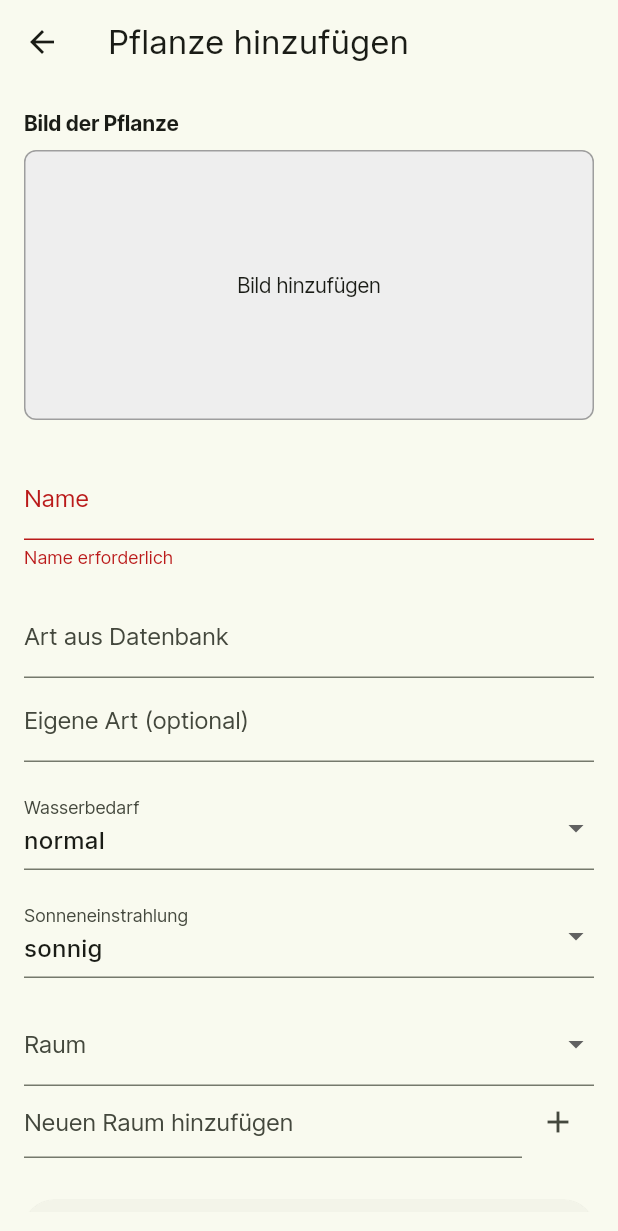
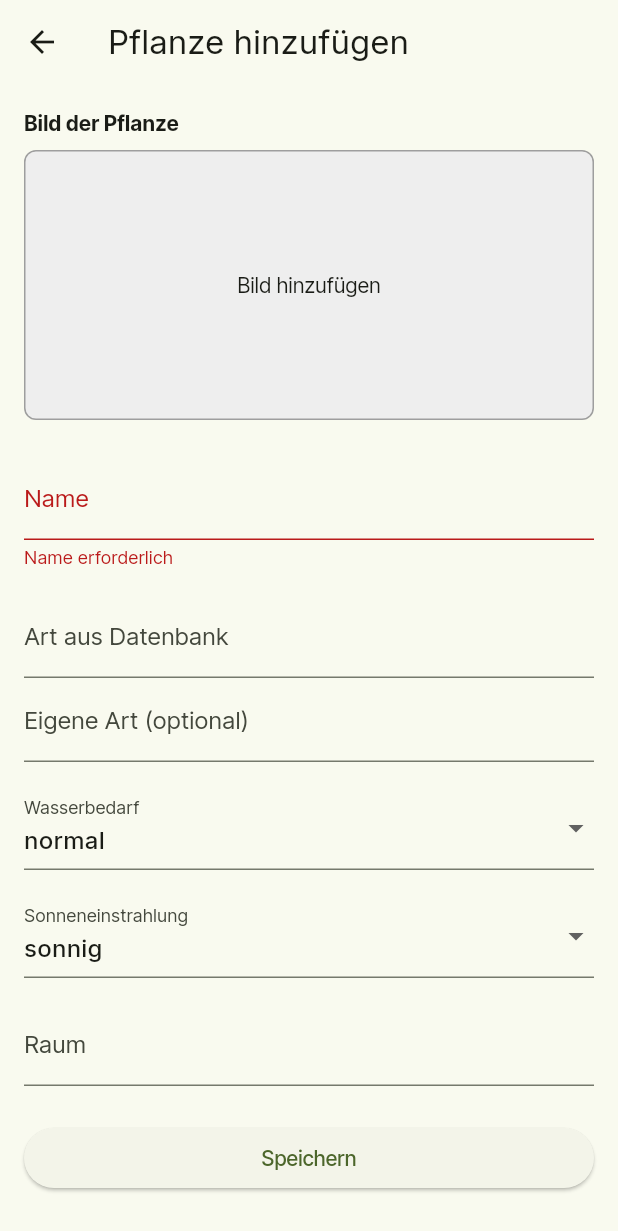
Before and after one commit to BotaniCare/botanicare-mobile, a Flutter app: the AddPlantScreen screen opened directly, after a tap on "Speichern", on a phone screen of 412 x 824 dp. Shown: the top 1231 px of the screen. Run offline on Flutter 3.47's test engine with Material 3 defaults, Android fonts, the light colour scheme and no system bars; our stand-ins replace google_fonts, image_picker.

Commit message:
#11 add form validation and autocomplection for rooms

```diff
--- a/lib/features/home/view/add_plant_form.dart
+++ b/lib/features/home/view/add_plant_form.dart
@@ -159,30 +159,73 @@ class _AddPlantScreenState extends State<AddPlantScreen> {
 
               const SizedBox(height: 16),
 
-              DropdownButtonFormField<String>(
-                value: vm.room,
-                decoration: const InputDecoration(labelText: 'Raum'),
-                items: vm.rooms
-                    .map((room) => DropdownMenuItem(value: room, child: Text(room)))
-                    .toList(),
-                onChanged: (val) => setState(() => vm.room = val),
-              ),
-              Row(
-                children: [
-                  Expanded(
-                    child: TextField(
-                      controller: _newRoomController,
-                      decoration: const InputDecoration(hintText: 'Neuen Raum hinzufügen'),
+              Autocomplete<String>(
+                optionsBuilder: (TextEditingValue textEditingValue) {
+                  if (textEditingValue.text.isEmpty) {
+                    return const Iterable<String>.empty();
+                  }
+                  return vm.rooms.where((String option) {
+                    return option.toLowerCase().contains(textEditingValue.text.toLowerCase());
+                  });
+                },
+                onSelected: (String selection) {
+                  setState(() {
+                    vm.room = selection;
+                  });
+                },
+                fieldViewBuilder: (context, controller, focusNode, onEditingComplete) {
+                  return TextFormField(
+                    controller: controller,
+                    focusNode: focusNode,
+                    decoration: const InputDecoration(
+                      labelText: 'Raum',
+                      hintText: 'Raum wählen oder neuen eingeben',
                     ),
-                  ),
-                  IconButton(
-                    icon: const Icon(Icons.add),
-                    onPressed: () {
-                      vm.addRoom(_newRoomController.text);
-                      _newRoomController.clear();
+                    onEditingComplete: () {
+                      final enteredRoom = controller.text.trim();
+                      if (enteredRoom.isNotEmpty) {
+                        bool isNewRoom = false;
+                        if (!vm.rooms.contains(enteredRoom)) {
+                          vm.addRoom(enteredRoom);
+                          isNewRoom = true;
+                        } else {
+                          vm.room = enteredRoom;
+                        }
+                        setState(() {});
+
+                        if (isNewRoom) {
+                          ScaffoldMessenger.of(context).showSnackBar(
+                            SnackBar(
+                              content: Text('Neuer Raum "$enteredRoom" hinzugefügt!'),
+                              duration: const Duration(seconds: 3),
+                              behavior: SnackBarBehavior.floating,
+                              action: SnackBarAction(
+                                label: 'Rückgängig',
+                                onPressed: () {
+                                  vm.removeRoom(enteredRoom);
+                                  setState(() {
+                                    vm.room = null;
+                                  });
+                                },
+                              ),
+                            ),
+                          );
+                        }
+                      } else {
+                        // Falls der User das Feld leer abschließt:
+                        ScaffoldMessenger.of(context).showSnackBar(
+                          SnackBar(
+                            content: const Text('Bitte gib einen Raumnamen ein.'),
+                            duration: const Duration(seconds: 2),
+                            behavior: SnackBarBehavior.floating,
+                            backgroundColor: Theme.of(context).colorScheme.error,
+                          ),
+                        );
+                      }
+                      onEditingComplete();
                     },
-                  ),
-                ],
+                  );
+                },
               ),
               const SizedBox(height: 24),
 
@@ -190,9 +233,44 @@ class _AddPlantScreenState extends State<AddPlantScreen> {
                 onPressed: () {
                   if (_formKey.currentState!.validate()) {
                     _formKey.currentState!.save();
+
+                    // Weitere Validierungen außerhalb der Form Felder:
+                    bool hasError = false;
+                    String errorMessage = '';
+
+                    if (vm.plantImage == null) {
+                      hasError = true;
+                      errorMessage = 'Bitte füge ein Bild hinzu.';
+                    } else if ((vm.type == null || vm.type!.isEmpty)) {
+                      hasError = true;
+                      errorMessage = 'Bitte gib eine Pflanzenart ein oder wähle eine.';
+                    } else if (vm.waterNeed == null || vm.waterNeed!.isEmpty) {
+                      hasError = true;
+                      errorMessage = 'Bitte wähle den Wasserbedarf aus.';
+                    } else if (vm.sunlight == null || vm.sunlight!.isEmpty) {
+                      hasError = true;
+                      errorMessage = 'Bitte wähle die Sonneneinstrahlung aus.';
+                    } else if (vm.room == null || vm.room!.isEmpty) {
+                      hasError = true;
+                      errorMessage = 'Bitte wähle oder gib einen Raum ein.';
+                    }
+
+                    if (hasError) {
+                      ScaffoldMessenger.of(context).showSnackBar(
+                        SnackBar(
+                          content: Text(errorMessage),
+                          duration: const Duration(seconds: 2),
+                          behavior: SnackBarBehavior.floating,
+                          backgroundColor: Theme.of(context).colorScheme.error,
+                        ),
+                      );
+                      return;
+                    }
+
+                    // Alles gültig → Pflanze speichern
                     vm.savePlant();
                     ScaffoldMessenger.of(context).showSnackBar(
-                      const SnackBar(content: Text('Pflanze gespeichert')),
+                      const SnackBar(content: Text('Pflanze erfolgreich gespeichert! 🎉')),
                     );
                     Navigator.pop(context);
                   }
--- a/lib/features/home/viewmodel/add_plant_view_model.dart
+++ b/lib/features/home/viewmodel/add_plant_view_model.dart
@@ -54,6 +54,11 @@ class AddPlantViewModel extends ChangeNotifier {
     }
   }
 
+  void removeRoom(String roomName) {
+    rooms.remove(roomName);
+    notifyListeners();
+  }
+
   void setImage(File image) {
     plantImage = image;
     notifyListeners();
```
